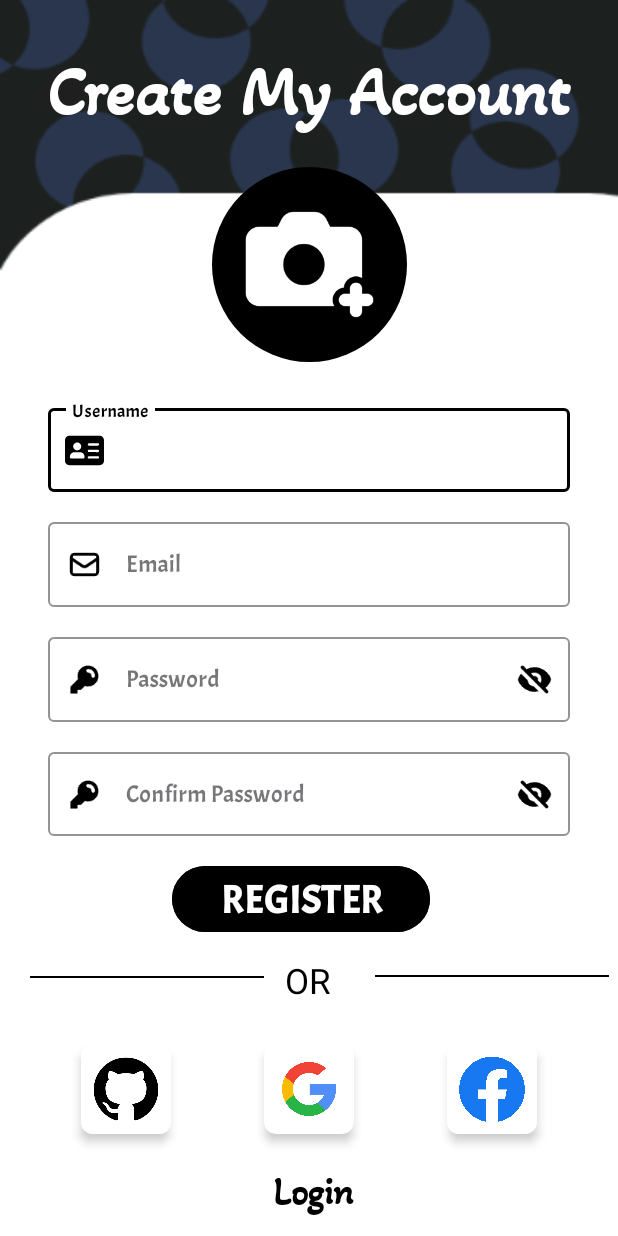
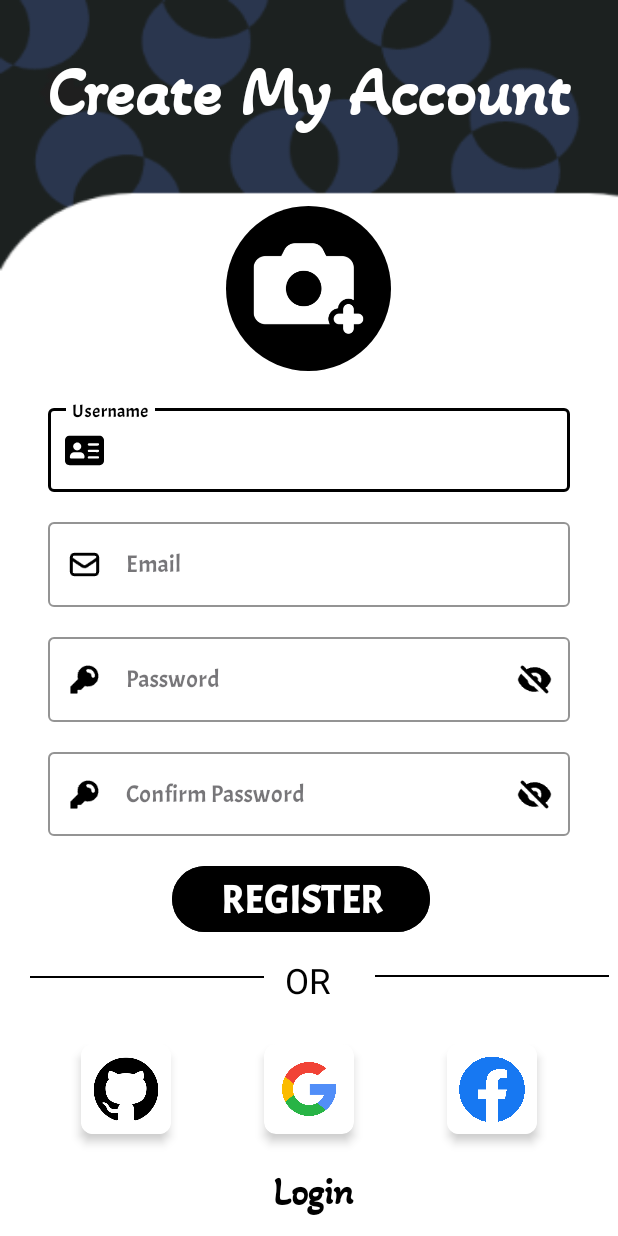
Before and after one commit to selfmusing94/College-Navigator, an Android app: the screen it shows after launch (Signup), after a tap on "Register", on a phone screen of 412 x 824 dp. Run offline under Robolectric (Android 15) with nearby library versions, the phone set to English and light mode, and no system bars; our stand-ins replace CircleImageView, Firebase (no records; nobody signed in at launch, a user with empty details on screens opened directly), sdp/ssp sizes; pictures from the network do not load; 2 other taps on this screen came first.

Commit message:
Google Signin and Signup working

```diff
--- a/app/build.gradle
+++ b/app/build.gradle
@@ -57,6 +57,7 @@ dependencies {
     implementation 'com.google.firebase:firebase-database:21.0.0'
     implementation 'com.google.firebase:firebase-appcheck-playintegrity:18.0.0'
     implementation 'com.github.bumptech.glide:glide:4.15.1'
+    annotationProcessor 'com.github.bumptech.glide:compiler:4.15.1'
     implementation 'com.android.support:cardview-v7:28.0.0'
     implementation 'androidx.cardview:cardview:1.0.0'
     implementation 'com.google.android.gms:play-services-auth:20.5.0'
--- a/app/src/main/java/com/example/testapp/Login.java
+++ b/app/src/main/java/com/example/testapp/Login.java
@@ -92,13 +92,14 @@ public class Login extends AppCompatActivity {
         passwordEditText = findViewById(R.id.editTextLoginPassword);
         loginButton = findViewById(R.id.loginbutton);
         signupButton = findViewById(R.id.loginrgbutton);
-        googleSignInButton = findViewById(R.id.lggooglesignin); // Add this button to your layout
+        googleSignInButton = findViewById(R.id.lggooglesignin); // Google sign-in button
         logo = findViewById(R.id.imageView2);
         bigText = findViewById(R.id.textView4);
         smallText = findViewById(R.id.textView10);
 
         // Configure Google Sign-In for already signed-in users
         GoogleSignInOptions gso = new GoogleSignInOptions.Builder(GoogleSignInOptions.DEFAULT_SIGN_IN)
+                .requestIdToken(getString(R.string.default_web_client_id))  // Replace with your Web Client ID
                 .requestEmail() // Request the user's email
                 .build();
 
@@ -203,6 +204,7 @@ public class Login extends AppCompatActivity {
 
         progressDialog.show();
 
+        // Get credential and authenticate with Firebase
         AuthCredential credential = GoogleAuthProvider.getCredential(acct.getIdToken(), null);
         auth.signInWithCredential(credential)
                 .addOnCompleteListener(this, task -> {
--- a/app/src/main/res/layout/activity_signup.xml
+++ b/app/src/main/res/layout/activity_signup.xml
@@ -27,14 +27,15 @@
 
     <de.hdodenhof.circleimageview.CircleImageView
         android:id="@+id/profilerg"
-        android:layout_width="151dp"
+        android:layout_width="110dp"
         android:layout_height="130dp"
         android:src="@drawable/photocamera"
         app:layout_constraintBottom_toBottomOf="parent"
         app:layout_constraintEnd_toEndOf="parent"
+        app:layout_constraintHorizontal_bias="0.498"
         app:layout_constraintStart_toStartOf="parent"
         app:layout_constraintTop_toTopOf="parent"
-        app:layout_constraintVertical_bias="0.16" />
+        app:layout_constraintVertical_bias="0.183" />
 
     <com.google.android.material.textfield.TextInputLayout
         android:id="@+id/usernameInputLayout"
```
Also changed, not shown: app/src/main/java/com/example/testapp/Signup.java (+83 -50 lines).
